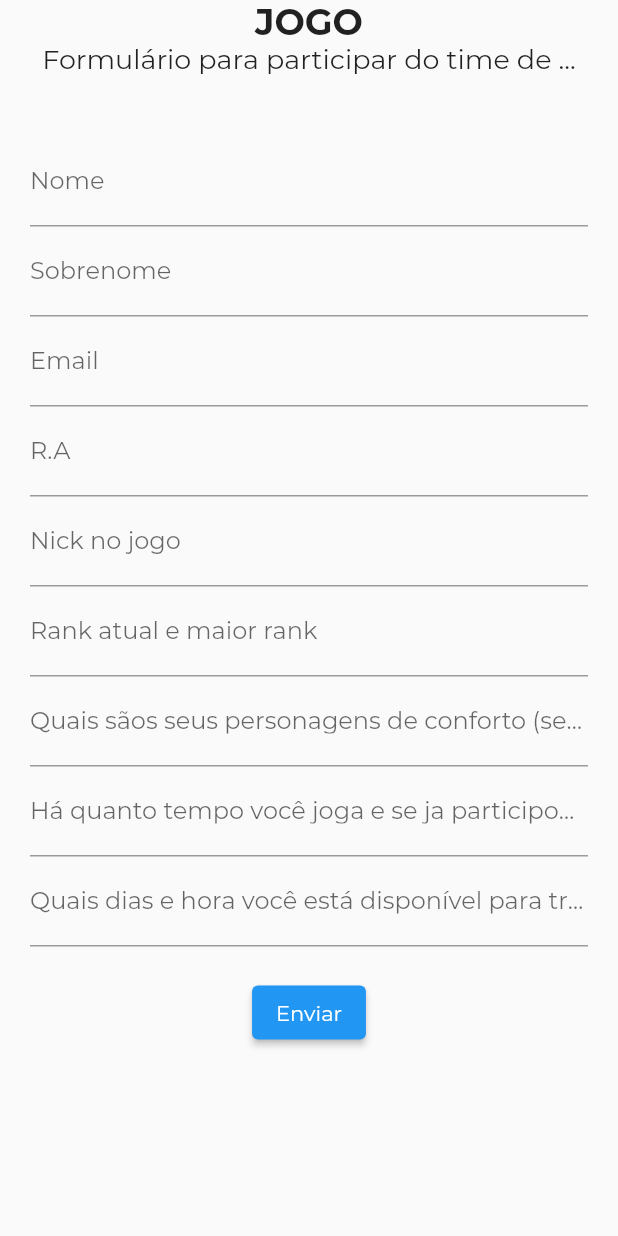
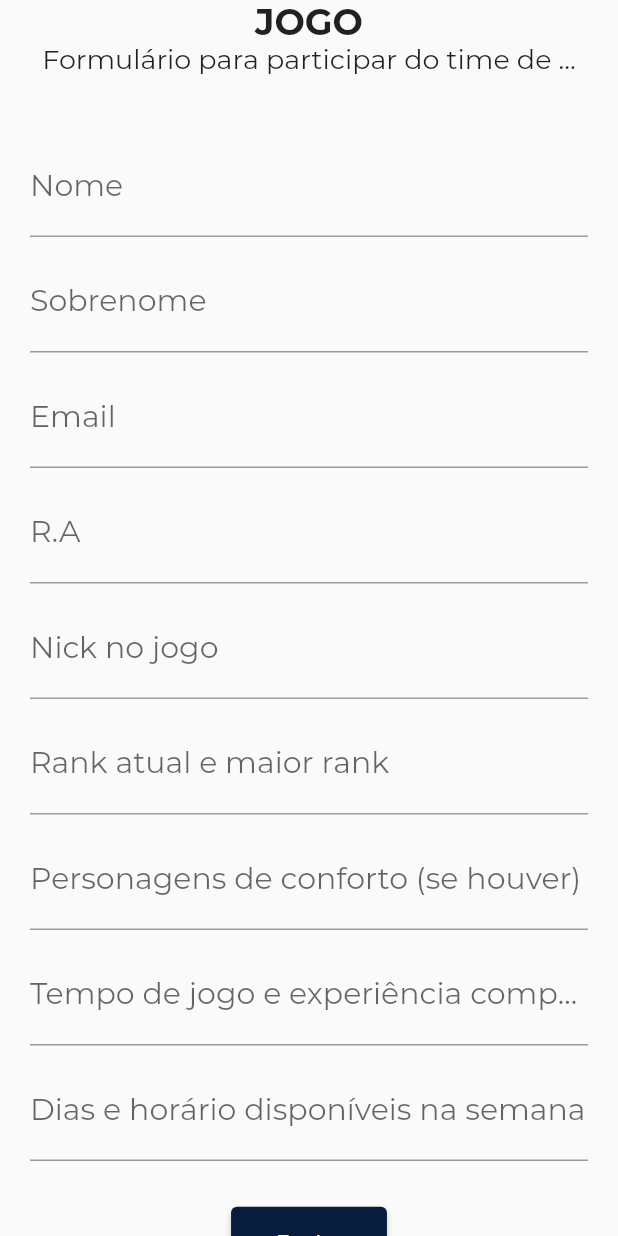
Before and after one commit to revt29/PI-Flutter-1, a Flutter app: the BodyContainer2 widget shown alone on an empty page, opened directly, on a phone screen of 412 x 824 dp. Run offline on Flutter 3.47's test engine with Material 2 defaults, Android fonts, the phone set to English and light mode, and no system bars; our stand-ins replace flutter_svg.

Commit message:
rataria5

```diff
--- a/lib/screens/home/components/body2.dart
+++ b/lib/screens/home/components/body2.dart
@@ -68,6 +68,7 @@ class _BodyContainer2State extends State<BodyContainer2> {
                 TextFormField(
                   controller: _firstNameController,
                   decoration: InputDecoration(labelText: 'Nome'),
+                  style: TextStyle(fontSize: 20),
                   validator: (value) {
                     if (value == null || value.isEmpty) {
                       return 'Por favor, insira o nome.';
@@ -75,9 +76,11 @@ class _BodyContainer2State extends State<BodyContainer2> {
                     return null;
                   },
                 ),
+                SizedBox(height: 10,),
                 TextFormField(
                   controller: _lastNameController,
                   decoration: InputDecoration(labelText: 'Sobrenome'),
+                  style: TextStyle(fontSize: 20),
                   validator: (value) {
                     if (value == null || value.isEmpty) {
                       return 'Por favor, insira o sobrenome.';
@@ -85,9 +88,11 @@ class _BodyContainer2State extends State<BodyContainer2> {
                     return null;
                   },
                 ),
+                SizedBox(height: 10,),
                 TextFormField(
                   controller: _emailController,
                   decoration: InputDecoration(labelText: 'Email'),
+                  style: TextStyle(fontSize: 20),
                   validator: (value) {
                     if (value == null || value.isEmpty) {
                       return 'Por favor, insira o email.';
@@ -95,19 +100,23 @@ class _BodyContainer2State extends State<BodyContainer2> {
                     return null;
                   },
                 ),
+                SizedBox(height: 10,),
                 TextFormField(
                   controller: _raController,
                   decoration: InputDecoration(labelText: 'R.A'),
+                  style: TextStyle(fontSize: 20),
                   validator: (value) {
                     if (value == null || value.isEmpty) {
-                      return 'Por favor, insira seu ra no jogo.';
+                      return 'Por favor, insira seu RA .';
                     }
                     return null;
                   },
                 ),
+                SizedBox(height: 10,),
                 TextFormField(
                   controller: _nickController,
                   decoration: InputDecoration(labelText: 'Nick no jogo'),
+                  style: TextStyle(fontSize: 20),
                   validator: (value) {
                     if (value == null || value.isEmpty) {
                       return 'Por favor, insira o seu nick.';
@@ -115,9 +124,11 @@ class _BodyContainer2State extends State<BodyContainer2> {
                     return null;
                   },
                 ),
+                SizedBox(height: 10,),
                 TextFormField(
                   controller: _rankController,
                   decoration: InputDecoration(labelText: 'Rank atual e maior rank'),
+                  style: TextStyle(fontSize: 20),
                   validator: (value) {
                     if (value == null || value.isEmpty) {
                       return 'Por favor, insira o campo.';
@@ -125,9 +136,11 @@ class _BodyContainer2State extends State<BodyContainer2> {
                     return null;
                   },
                 ),
+                SizedBox(height: 10,),
                 TextFormField(
                   controller: _personagemController,
-                  decoration: InputDecoration(labelText: 'Quais sãos seus personagens de conforto (se houver)'),
+                  decoration: InputDecoration(labelText: 'Personagens de conforto (se houver)'),
+                  style: TextStyle(fontSize: 20),
                   validator: (value) {
                     if (value == null || value.isEmpty) {
                       return 'Por favor, insira o campo.';
@@ -135,9 +148,12 @@ class _BodyContainer2State extends State<BodyContainer2> {
                     return null;
                   },
                 ),
+                SizedBox(height: 10,),
                 TextFormField(
                   controller: _expController,
-                  decoration: InputDecoration(labelText: 'Há quanto tempo você joga e se ja participou competitivamente do jogo'),
+                  decoration: InputDecoration(labelText: 'Tempo de jogo e experiência competitiva'),
+                  style: TextStyle(fontSize: 20),
+                  maxLines: null,
                   validator: (value) {
                     if (value == null || value.isEmpty) {
                       return 'Por favor, insira o campo.';
@@ -145,9 +161,11 @@ class _BodyContainer2State extends State<BodyContainer2> {
                     return null;
                   },
                 ),
+                SizedBox(height: 10,),
                 TextFormField(
                   controller: _dispController,
-                  decoration: InputDecoration(labelText: 'Quais dias e hora você está disponível para treinos, campeonatos e afins'),
+                  decoration: InputDecoration(labelText: 'Dias e horário disponíveis na semana'),
+                  style: TextStyle(fontSize: 20),
                   validator: (value) {
                     if (value == null || value.isEmpty) {
                       return 'Por favor, insira o campo.';
@@ -155,6 +173,7 @@ class _BodyContainer2State extends State<BodyContainer2> {
                     return null;
                   },
                 ),
+                SizedBox(height: 10,),
                 SizedBox(height: 20,),
                 ElevatedButton(
                   onPressed: () {
@@ -162,8 +181,13 @@ class _BodyContainer2State extends State<BodyContainer2> {
                       ScaffoldMessenger.of(context).showSnackBar(
                         SnackBar(content: Text('Formulário enviado!')),
                       );
+                      _formKey.currentState!.reset();
                     }
                   }, child: Text('Enviar'),
+                  style: ElevatedButton.styleFrom(
+                    padding: EdgeInsets.symmetric(vertical: 15, horizontal: 30),
+                    primary: kPrimaryColor,
+                  ),
                 )
               ],
             ),
--- a/lib/screens/home/components/product.dart
+++ b/lib/screens/home/components/product.dart
@@ -40,7 +40,7 @@ class Products extends StatelessWidget {
                   maxLines: 2,
                   minFontSize: 14,
                   style: TextStyle(
-                    fontSize: 17,
+                    fontSize:MediaQuery.of(context).size.width * 0.015,
                     fontWeight: FontWeight.w900,
                   ),
                 )
```
